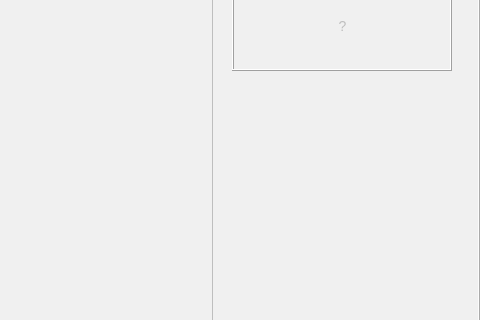
The window that main.ui (bmohammed0227/scoliosis_detector) describes before a commit, drawn with Qt 5; both pictures show x 170 to 650 and y 476 to 796 of the 650 by 900 pixel window.
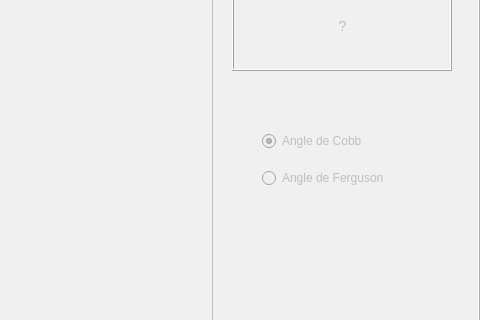
The same window after the commit. The open tabs and pages were chosen to show the change.

Commit message: Added RadioButtonfor changing angle calculation method

Patch:
```diff
--- a/main.ui
+++ b/main.ui
@@ -529,6 +529,35 @@
        </property>
       </widget>
      </widget>
+     <widget class="QWidget" name="verticalLayoutWidget">
+      <property name="geometry">
+       <rect>
+        <x>430</x>
+        <y>570</y>
+        <width>160</width>
+        <height>80</height>
+       </rect>
+      </property>
+      <layout class="QVBoxLayout" name="verticalLayout">
+       <item>
+        <widget class="QRadioButton" name="radioBtnCobb">
+         <property name="text">
+          <string>Angle de Cobb</string>
+         </property>
+         <property name="checked">
+          <bool>true</bool>
+         </property>
+        </widget>
+       </item>
+       <item>
+        <widget class="QRadioButton" name="radioBtnFerguson">
+         <property name="text">
+          <string>Angle de Ferguson</string>
+         </property>
+        </widget>
+       </item>
+      </layout>
+     </widget>
      <zorder>frame</zorder>
      <zorder>angle_image_label</zorder>
      <zorder>label</zorder>
```
Left out of the diff: 1 changed line with no effect on the pictures. The commit also changes 4 other files.
